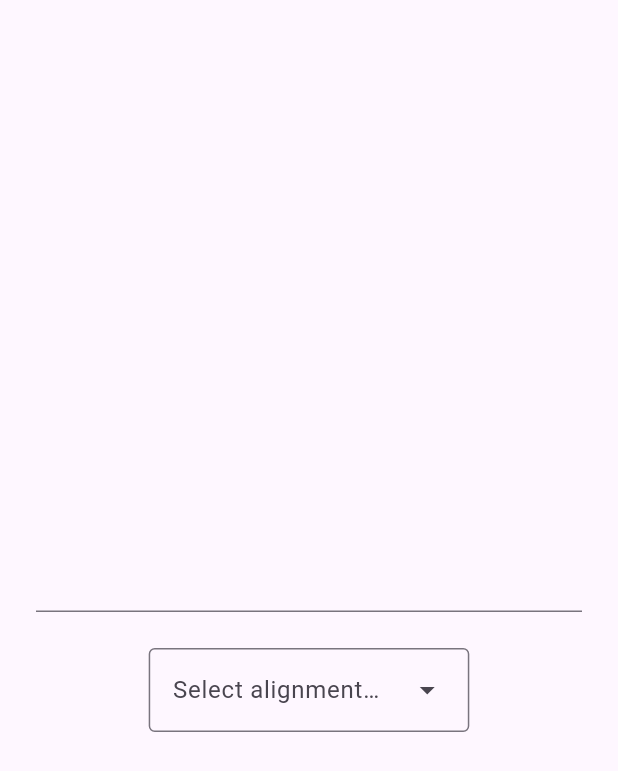
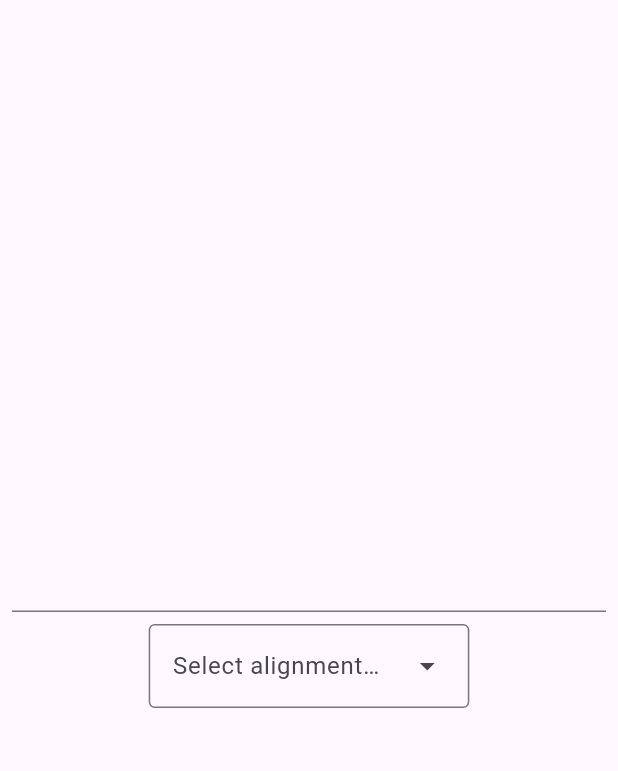
Before and after one commit to solid-software/languagetool_textfield, a Flutter app: the screen it shows after launch, on a phone screen of 412 x 824 dp. Shown: the top 771 px of the screen. Run offline on Flutter 3.47's test engine with Material 3 defaults, Android fonts, the phone set to English and light mode, and no system bars; missing offline and left inert: throttling.

Commit message:
Set the _padding value to 8.0; This is because the default 24.0 value was taking a huge space.
I also created a new parameter, "padding" of type: EdgeInsetsGeometry?
If this padding is null, we then use the new default 8.0 for all sides.

```diff
--- a/lib/src/presentation/language_tool_text_field.dart
+++ b/lib/src/presentation/language_tool_text_field.dart
@@ -17,6 +17,9 @@ class LanguageToolTextField extends StatefulWidget {
 
   /// Mistake popup window
   final MistakePopup? mistakePopup;
+
+  /// Padding for the text field
+  final EdgeInsetsGeometry? padding;
 
   /// The maximum number of lines to show at one time, wrapping if necessary.
   final int? maxLines;
@@ -46,6 +49,7 @@ class LanguageToolTextField extends StatefulWidget {
     this.decoration = const InputDecoration(),
     this.language = 'auto',
     this.mistakePopup,
+    this.padding,
     this.maxLines = 1,
     this.minLines,
     this.expands = false,
@@ -59,7 +63,7 @@ class LanguageToolTextField extends StatefulWidget {
 }
 
 class _LanguageToolTextFieldState extends State<LanguageToolTextField> {
-  static const _padding = 24.0;
+  static const _padding = 8.0;
 
   final _focusNode = FocusNode();
   final _scrollController = ScrollController();
@@ -98,7 +102,7 @@ class _LanguageToolTextFieldState extends State<LanguageToolTextField> {
         );
 
         return Padding(
-          padding: const EdgeInsets.all(_padding),
+          padding: widget.padding ?? const EdgeInsets.all(_padding),
           child: Center(
             child: TextField(
               textAlign: widget.textAlign,
```
